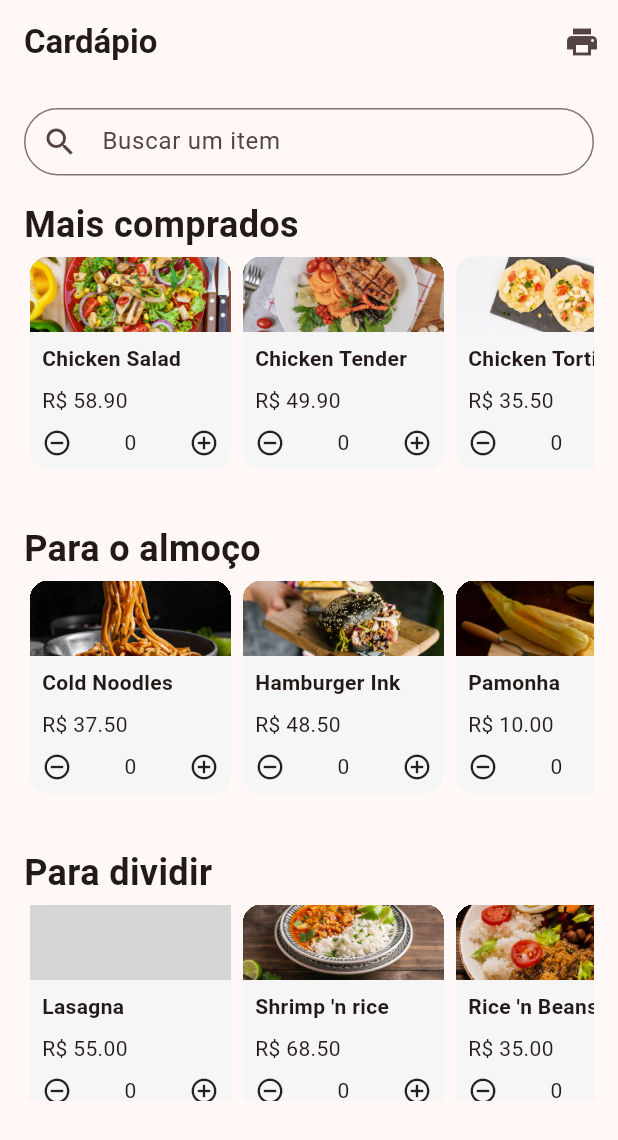
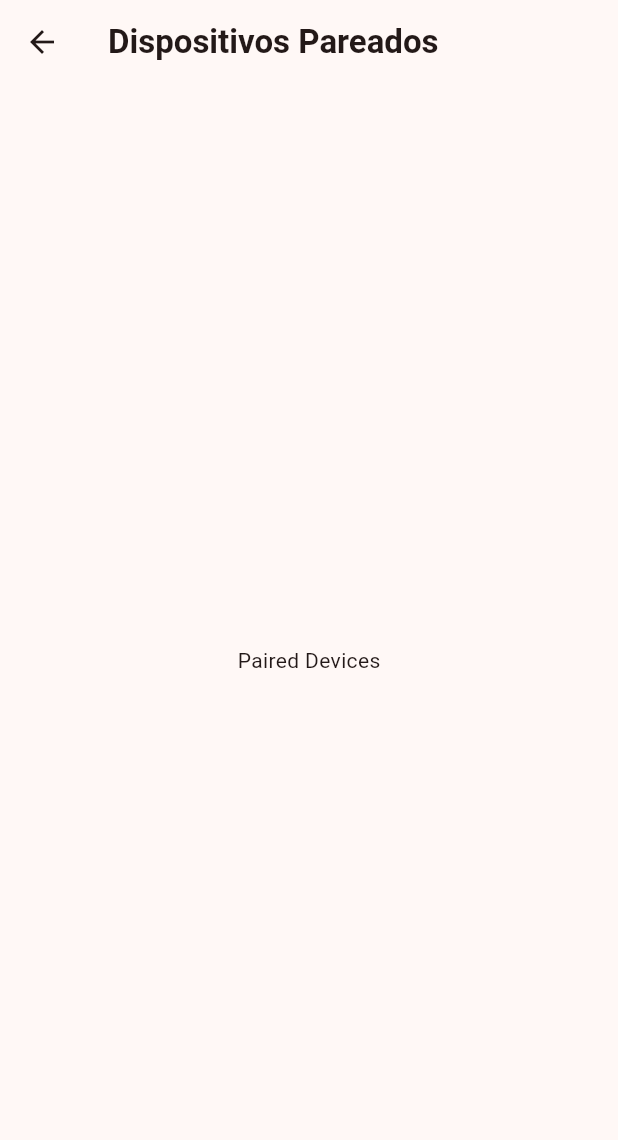
Before and after one commit to ikyrie/panucci_ristorante, a Flutter app: the screen it shows after launch, after a tap on the "print" icon, on a phone screen of 412 x 824 dp. Shown: the top 1140 px of the screen. Run offline on Flutter 3.47's test engine with Material 3 defaults, Android fonts, the phone set to English and light mode, and no system bars; our stand-ins replace flutter_mobx, mobx, permission_handler; missing offline and left inert: esc_pos_utils_plus, print_bluetooth_thermal; generated files the repository leaves out were written again; grey boxes are pictures that could not be loaded.

Commit message:
Corrigindo o uso do safearea e criando a página dummy de paired devices

```diff
--- a/lib/screens/home.dart
+++ b/lib/screens/home.dart
@@ -2,6 +2,7 @@ import 'package:flutter/material.dart';
 import 'package:flutter_mobx/flutter_mobx.dart';
 import 'package:panucci_ristorante/components/item_list.dart';
 import 'package:panucci_ristorante/screens/checkout.dart';
+import 'package:panucci_ristorante/screens/paired_devices.dart';
 import 'package:panucci_ristorante/store/carrinho_store.dart';
 import 'package:provider/provider.dart';
 import '../components/categoria_text.dart';
@@ -16,8 +17,7 @@ class Home extends StatelessWidget {
   Widget build(BuildContext context) {
     final carrinhoStore = Provider.of<CarrinhoStore>(context, listen: false);
     final BuildContext homeContext = context;
-    return SafeArea(
-      child: Scaffold(
+    return Scaffold(
       appBar: AppBar(
         title: Text(
           "Cardápio",
@@ -25,12 +25,15 @@ class Home extends StatelessWidget {
         ),
         actions: <Widget>[
           IconButton(
-              onPressed: () {},
+            onPressed: () {
+              Navigator.push(context, MaterialPageRoute(builder: (context) => PairedDevices()));
+            },
             icon: Icon(Icons.print),
           )
         ],
       ),
-        body: Stack(children: <Widget>[
+      body: SafeArea(
+        child: Stack(children: <Widget>[
           Padding(
             padding: const EdgeInsets.only(bottom: 90),
             child: CustomScrollView(
--- /dev/null
+++ b/lib/screens/paired_devices.dart
@@ -0,0 +1,22 @@
+import 'package:flutter/material.dart';
+
+class PairedDevices extends StatelessWidget {
+  const PairedDevices({super.key});
+
+  @override
+  Widget build(BuildContext context) {
+    return Scaffold(
+      appBar: AppBar(
+        title: Text(
+          "Dispositivos Pareados",
+          style: TextStyle(fontWeight: FontWeight.w600),
+        ),
+      ),
+      body: SafeArea(
+        child: Center(
+          child: Text("Paired Devices"),
+        ),
+      ),
+    );
+  }
+}
```
Also changed, not shown: lib/screens/checkout.dart (+8 -8 lines). Lines whose indentation alone changed are shown as unchanged.
